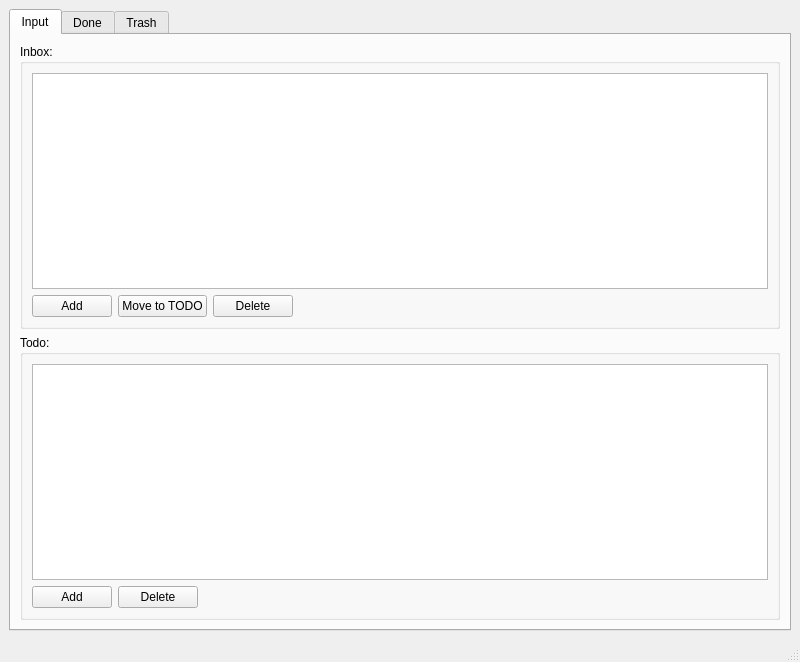
Above: GettingThingsDone/mainwindow.ui from eloranta/GettingThingsDone before the change. Below: the same form after it.
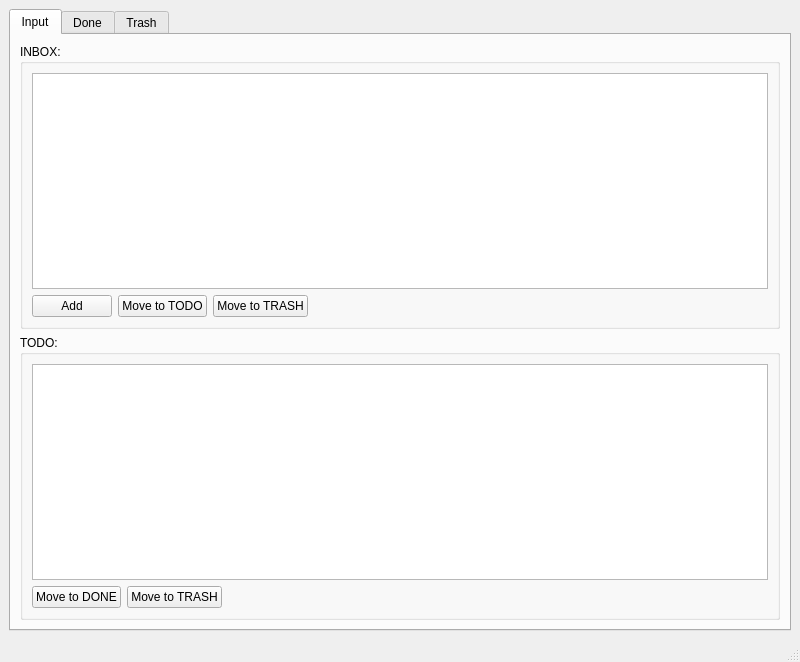
That is the form after the change.

Diff of the .ui file:
```diff
--- a/GettingThingsDone/mainwindow.ui
+++ b/GettingThingsDone/mainwindow.ui
@@ -28,7 +28,7 @@
         <item row="0" column="0">
          <widget class="QGroupBox" name="groupBox">
           <property name="title">
-           <string>Inbox:</string>
+           <string>INBOX:</string>
           </property>
           <layout class="QVBoxLayout" name="verticalLayout_3">
            <item>
@@ -71,7 +71,7 @@
                <item>
                 <widget class="QPushButton" name="deleteButton">
                  <property name="text">
-                  <string>Delete</string>
+                  <string>Move to TRASH</string>
                  </property>
                 </widget>
                </item>
@@ -98,7 +98,7 @@
         <item row="1" column="0">
          <widget class="QGroupBox" name="groupBox_2">
           <property name="title">
-           <string>Todo:</string>
+           <string>TODO:</string>
           </property>
           <layout class="QVBoxLayout" name="verticalLayout_4">
            <item>
@@ -127,14 +127,14 @@
                <item>
                 <widget class="QPushButton" name="addButton_2">
                  <property name="text">
-                  <string>Add</string>
+                  <string>Move to DONE</string>
                  </property>
                 </widget>
                </item>
                <item>
                 <widget class="QPushButton" name="deleteButton_2">
                  <property name="text">
-                  <string>Delete</string>
+                  <string>Move to TRASH</string>
                  </property>
                 </widget>
                </item>
```
